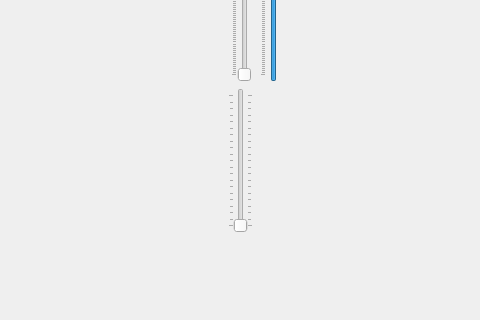
607011/whiteboard-minus-one, file mainwindow.ui: the form before one commit; both pictures show x 251 to 731 and y 257 to 577 of the 1016 by 668 pixel window.
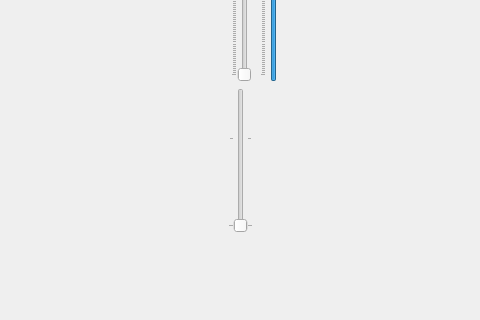
The form after the commit.

Commit message: Fewer holes.

```diff
--- a/mainwindow.ui
+++ b/mainwindow.ui
@@ -139,8 +139,11 @@
       </item>
       <item>
        <widget class="QSlider" name="haloRadiusVerticalSlider">
+        <property name="minimum">
+         <number>1</number>
+        </property>
         <property name="maximum">
-         <number>20</number>
+         <number>16</number>
         </property>
         <property name="orientation">
          <enum>Qt::Vertical</enum>
```
The commit also changes 1 other file.
